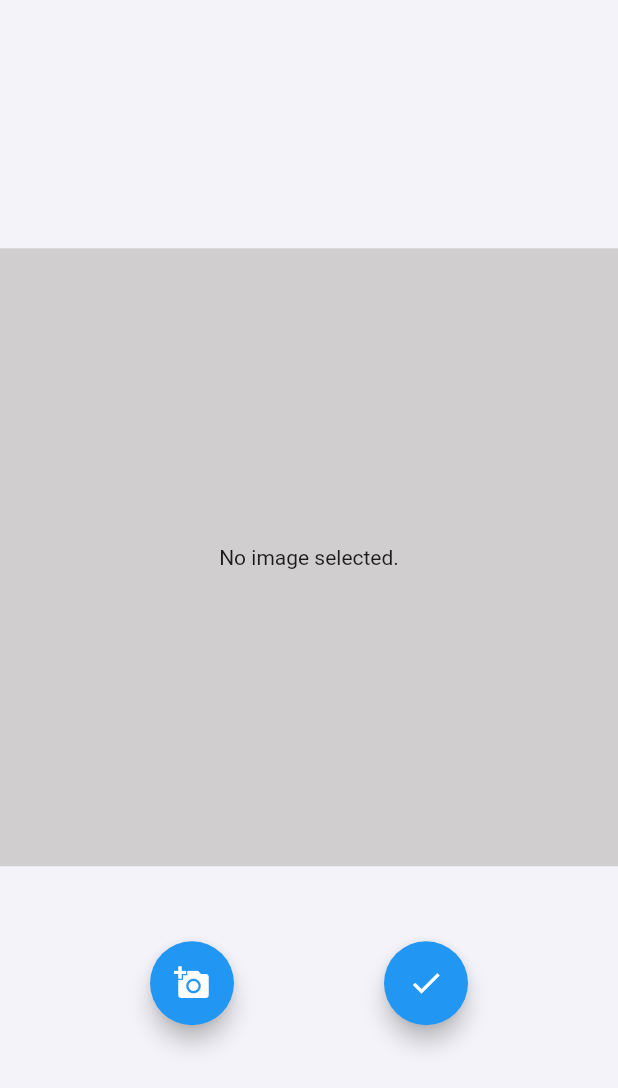
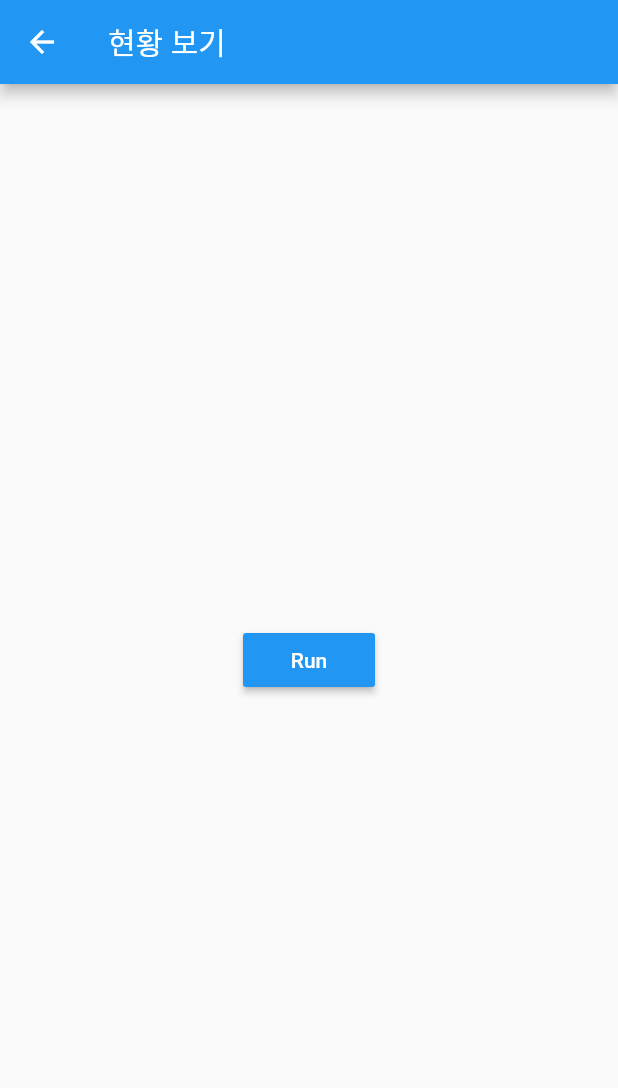
Before and after one commit to dksgmlwls/Flutter_OCR, a Flutter app: the GraphPage screen opened directly, on a phone screen of 412 x 824 dp. Shown: the top 1088 px of the screen. Run offline on Flutter 3.47's test engine with Material 2 defaults, Android fonts, the light colour scheme and no system bars; our stand-ins replace camera, dio, flutter_native_image, flutter_secure_storage, image_cropper, image_picker and 1 more; missing offline and left inert: dart:ffi, flutter_camera_overlay; accounts and stored records are empty.

Commit message:
ten commit

```diff
--- a/lib/pages/navigations/graph_page.dart
+++ b/lib/pages/navigations/graph_page.dart
@@ -24,79 +24,39 @@ class GraphPage extends StatefulWidget {
 }
 
 class _GraphPageState extends State<GraphPage> {
-  File? _image;
-  final picker = ImagePicker();
-
-  // 비동기 처리를 통해 카메라와 갤러리에서 이미지를 가져온다.
-  Future getImage(ImageSource imageSource) async {
-    final image = await picker.pickImage(source: imageSource);
-
-    setState(() {
-      _image = File(image!.path); // 가져온 이미지를 _image에 저장
-    });
-  }
-
-  // 이미지를 보여주는 위젯
-  Widget showImage() {
-    return Container(
-        color: const Color(0xffd0cece),
-        width: MediaQuery
-            .of(context)
-            .size
-            .width,
-        height: MediaQuery
-            .of(context)
-            .size
-            .width,
-        child: Center(
-            child: _image == null
-                ? Text('No image selected.')
-                : Image.file(File(_image!.path))));
-  }
+  //const GraphPage({Key? key, required this.title}) : super(key: key);
+  //final String title;
+  late final DateTime _selectedDate;
 
   @override
   Widget build(BuildContext context) {
-    // 화면 세로 고정
-    SystemChrome.setPreferredOrientations(
-        [DeviceOrientation.portraitUp, DeviceOrientation.portraitDown]);
+    return Scaffold(
+      appBar: AppBar(
+        title: Text('현황 보기'),
+      ),
+      body: Center(
+        child: Column(
+          mainAxisAlignment: MainAxisAlignment.center,
+          children: <Widget>[
+            RaisedButton(
+                child: Text('Run'),
+                color: Colors.blue,
+                textColor: Colors.white,
+                onPressed: (){
+                  Future<DateTime> future = showDatePicker(
+                      context: context,
+                      initialDate: DateTime.now(),
+                      firstDate: DateTime(2022),
+                      lastDate: DateTime(2050),
+                      builder: (BuildContext context, Widget child){
 
-    return Scaffold(
-        backgroundColor: const Color(0xfff4f3f9),
-        body: Column(
-          mainAxisAlignment: MainAxisAlignment.center,
-          children: [
-            SizedBox(height: 25.0),
-            showImage(),
-            SizedBox(
-              height: 50.0,
-            ),
-            Row(
-              mainAxisAlignment: MainAxisAlignment.spaceEvenly,
-              children: <Widget>[
-                // 카메라 촬영 버튼
-                FloatingActionButton(
-                  heroTag: "camera",
-                  child: Icon(Icons.add_a_photo),
-                  tooltip: 'pick Iamge',
-                  onPressed: () {
-                    getImage(ImageSource.camera);
-                    // Navigator.push(context, MaterialPageRoute(
-                    //     builder: (context) => CameraOverlay()));
-                  },
-                ),
+                  }
+                }
+          ],
+        ),
+      ),
 
-                // 갤러리에서 이미지를 가져오는 버튼
-                FloatingActionButton(
-                  heroTag: "send_result",
-                  child: Icon(Icons.check_outlined),
-                  tooltip: 'pick Iamge',
-                  onPressed: () {
-                    //getImage(ImageSource.gallery);
-                  },
-                ),
-              ],
-            )
-          ],
-        ));
+
+    );
   }
 }
--- a/pubspec.yaml
+++ b/pubspec.yaml
@@ -61,6 +61,7 @@ dependencies:
 
 
 
+
 dev_dependencies:
   flutter_test:
     sdk: flutter
```
Also changed, not shown: lib/example/table_widget.dart (deleted, +0 -64 lines).
